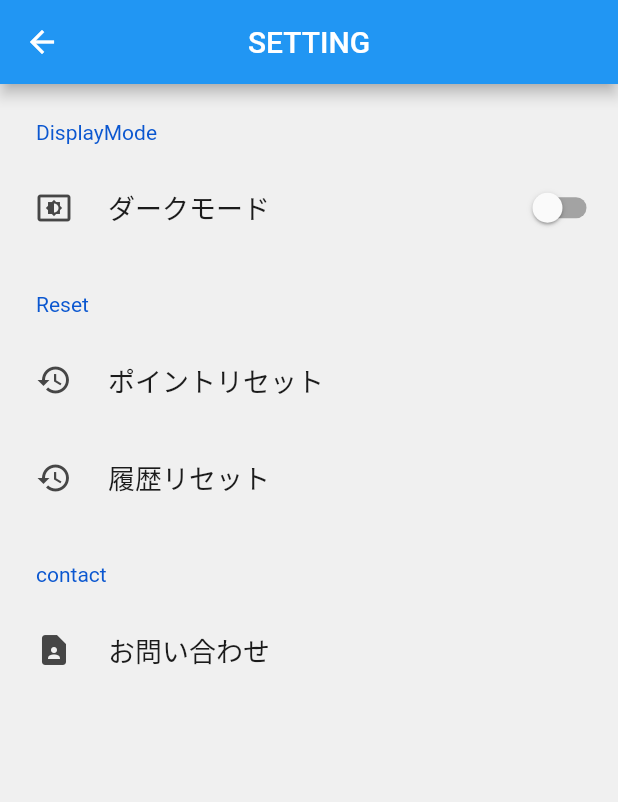
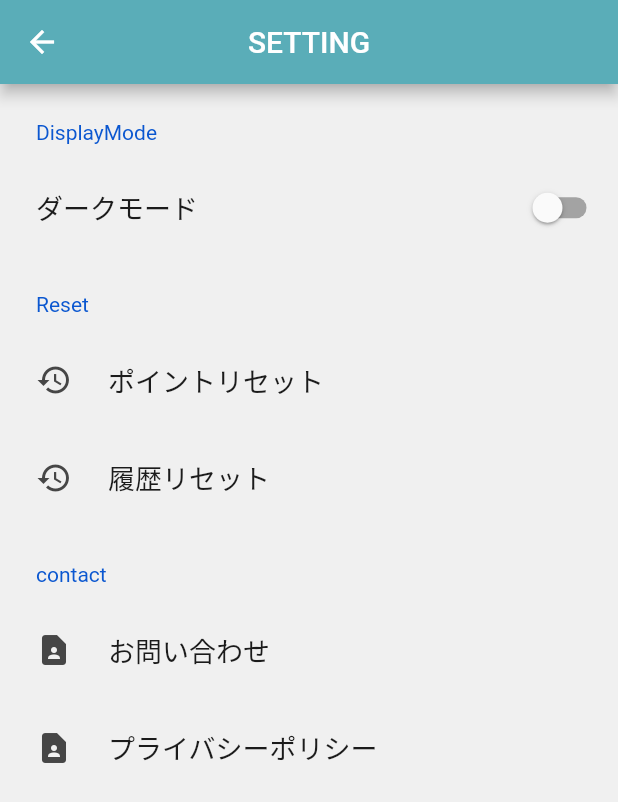
Before and after one commit to YM-0/TaskRewards, a Flutter app: the screen it shows after launch, after a tap on the "settings" icon, on a phone screen of 412 x 824 dp. Shown: the top 802 px of the screen. Run offline on Flutter 3.47's test engine with Material 2 defaults, Android fonts, the phone set to English and light mode, and no system bars; drawn by our look-alikes of settings_ui; our stand-ins replace flutter_colorpicker, fluttertoast, google_fonts, shared_preferences, sqflite and 2 more; missing offline and left inert: admob_flutter, dart:ffi; accounts and stored records are empty.

Commit message:
ダークモード実装

```diff
--- a/lib/main.dart
+++ b/lib/main.dart
@@ -1,25 +1,25 @@
 import 'package:flutter/material.dart';
+import 'package:management/services/admob.dart';
+import 'package:management/src/store/theme_store.dart';
 import 'package:management/src/view/history_page.dart';
 import 'package:management/src/view/home_page.dart';
 import 'package:management/src/view/reward/reward_page.dart';
 import 'package:management/src/view/task/task_page.dart';
 import 'package:management/src/model/database_helper.dart';
 import 'package:provider/provider.dart';
+import 'package:admob_flutter/admob_flutter.dart';
+import 'package:shared_preferences/shared_preferences.dart';
 
-void main() {
-  runApp(const MyApp());
-}
-
-// テーマ変更用の状態クラス
-class MyTheme extends ChangeNotifier {
-  ThemeData current = ThemeData.light();
-  bool _isDark = false;
-
-  toggle() {
-    _isDark = !_isDark;
-    current = _isDark ? ThemeData.dark() : ThemeData.light();
-    notifyListeners();
-  }
+Future<void> main() async {
+  WidgetsFlutterBinding.ensureInitialized();
+  SharedPreferences prefs = await SharedPreferences.getInstance();
+  Admob.initialize();
+  return runApp(ChangeNotifierProvider(
+    child: const MyApp(),
+    create: (context) => ThemeProvider(
+      isDarkMode: prefs.getBool("isDarkTheme") ?? false,
+    ),
+  ));
 }
 
 class MyApp extends StatelessWidget {
@@ -27,15 +27,13 @@ class MyApp extends StatelessWidget {
 
   @override
   Widget build(BuildContext context) {
-    return ChangeNotifierProvider(
-        create: (_) => MyTheme(),
-        child: Consumer<MyTheme>(builder: (context, theme, _) {
+    return Consumer<ThemeProvider>(builder: (context, themeProvider, child) {
       return MaterialApp(
         title: 'Point_System_Management',
-            theme: theme.current,
+        theme: themeProvider.getTheme,
         home: const Navigation(),
       );
-        }));
+    });
   }
 }
 
@@ -64,7 +62,19 @@ class _NavigationState extends State<Navigation> {
   Widget build(BuildContext context) {
     return Scaffold(
       body: SafeArea(child: pages[_currentIndex]),
-      bottomNavigationBar: NavigationBar(
+      bottomNavigationBar: Column(
+          mainAxisAlignment: MainAxisAlignment.end,
+          mainAxisSize: MainAxisSize.min,
+          children: [
+            AdmobBanner(
+              adUnitId: AdMobService().getBannerAdUnitId(),
+              adSize: AdmobBannerSize(
+                width: MediaQuery.of(context).size.width.toInt(),
+                height: AdMobService().getHeight(context).toInt(),
+                name: 'SMART_BANNER',
+              ),
+            ),
+            NavigationBar(
               selectedIndex: _currentIndex,
               onDestinationSelected: (index) => setState(() {
                 _currentIndex = index;
@@ -93,6 +103,7 @@ class _NavigationState extends State<Navigation> {
                 ),
               ],
             ),
+          ]),
     );
   }
 }
--- /dev/null
+++ b/lib/services/admob.dart
@@ -0,0 +1,24 @@
+import 'dart:io';
+import 'package:flutter/material.dart';
+
+class AdMobService {
+  String getBannerAdUnitId() {
+    // iOSとAndroidで広告ユニットIDを分岐させる
+    if (Platform.isAndroid) {
+      // Androidの広告ユニットID
+      return 'ca-app-pub-3940256099942544/6300978111';
+    } else if (Platform.isIOS) {
+      // iOSの広告ユニットID
+      return "";
+    }
+    return "";
+  }
+
+  // 表示するバナー広告の高さを計算
+  double getHeight(BuildContext context) {
+    final height = MediaQuery.of(context).size.height;
+    final percent = (height * 0.06).toDouble();
+
+    return percent;
+  }
+}
--- a/lib/src/store/point_store.dart
+++ b/lib/src/store/point_store.dart
@@ -36,14 +36,14 @@ class TotalPointStore {
     save();
   }
 
-  // TotalPointを保存する
+  // TotalPointを保存
   void save() async {
     var prefs = await SharedPreferences.getInstance();
     var saveTargetInt = totalPoint;
     prefs.setInt(_saveKey, saveTargetInt);
   }
 
-  // TotalPointを読み込みする
+  // TotalPointを読み込み
   void load() async {
     var prefs = await SharedPreferences.getInstance();
     var loadTargetInt = prefs.getInt(_saveKey) ?? 0;
--- /dev/null
+++ b/lib/src/store/setting_store.dart
@@ -0,0 +1,37 @@
+import 'dart:ffi';
+
+import 'package:flutter/material.dart';
+import 'package:shared_preferences/shared_preferences.dart';
+
+class SettingStore {
+  // 保存時のキー
+  final String _saveKey = "Setting";
+
+  // Switchバー
+  bool toggle = false;
+
+  // ストアのインスタンス
+  static final SettingStore _instance = SettingStore._internal();
+
+  // プライベートのコンストラクタ
+  SettingStore._internal();
+
+  // ファクトリーコンストラクタ
+  factory SettingStore() {
+    return _instance;
+  }
+
+  void changeToggle() {
+    if (toggle) {
+      toggle = false;
+    } else {
+      toggle = true;
+    }
+  }
+
+  // 画面モードフラグを読み込み
+  Future<void> load() async {
+    SharedPreferences prefs = await SharedPreferences.getInstance();
+    toggle = prefs.getBool("isDarkTheme") ?? false;
+  }
+}
--- /dev/null
+++ b/lib/src/store/theme_store.dart
@@ -0,0 +1,30 @@
+import 'package:flutter/material.dart';
+import 'package:shared_preferences/shared_preferences.dart';
+
+class ThemeProvider extends ChangeNotifier {
+  late ThemeData _selectedTheme;
+
+  ThemeData light = ThemeData.light().copyWith(
+      colorScheme:
+          const ColorScheme.light(primary: Color.fromARGB(255, 90, 173, 184)));
+
+  ThemeData dark = ThemeData.dark().copyWith(primaryColor: Colors.black);
+
+  ThemeProvider({required bool isDarkMode}) {
+    _selectedTheme = isDarkMode ? dark : light;
+  }
+
+  Future<void> swapTheme() async {
+    SharedPreferences prefs = await SharedPreferences.getInstance();
+    if (_selectedTheme == dark) {
+      _selectedTheme = light;
+      prefs.setBool("isDarkTheme", false);
+    } else {
+      _selectedTheme = dark;
+      prefs.setBool("isDarkTheme", true);
+    }
+    notifyListeners();
+  }
+
+  ThemeData get getTheme => _selectedTheme;
+}
--- a/lib/src/view/reward/reward_input_page.dart
+++ b/lib/src/view/reward/reward_input_page.dart
@@ -92,7 +92,7 @@ class _RewardInputPageState extends State<RewardInputPage> {
   Widget build(BuildContext context) {
     return Scaffold(
       appBar: AppBar(
-        // アプリケーションバーに表示するタイトル
+        centerTitle: true,
         title: Text(_isCreateTask ? 'REWARD追加' : 'REWARD更新'),
       ),
       body: SingleChildScrollView(
--- a/lib/src/view/reward/reward_page.dart
+++ b/lib/src/view/reward/reward_page.dart
@@ -218,6 +218,7 @@ class _RewardPageState extends State<RewardPage> {
   Widget build(BuildContext context) {
     return Scaffold(
       appBar: AppBar(
+        centerTitle: true,
         title: const Text("REWARD"),
       ),
       // リスト一覧表示(並び替え可能にするためReorderableListView使用)
--- a/lib/src/view/setting/setting_page.dart
+++ b/lib/src/view/setting/setting_page.dart
@@ -1,5 +1,8 @@
 import 'package:flutter/material.dart';
+import 'package:management/src/store/setting_store.dart';
+import 'package:management/src/store/theme_store.dart';
 import 'package:management/src/view/setting/contact_form.dart';
+import 'package:management/src/view/setting/privacy_policy.dart';
 import 'package:settings_ui/settings_ui.dart';
 import 'package:management/src/store/history_store.dart';
 import 'package:management/src/store/point_store.dart';
@@ -18,6 +21,22 @@ class _SettingPageState extends State<SettingPage> {
   // ストアクラス
   final HistoryStore _historyStore = HistoryStore();
   final TotalPointStore _pointStore = TotalPointStore();
+  final SettingStore _settingStore = SettingStore();
+
+  @override
+  void initState() {
+    super.initState();
+
+    Future(
+      () async {
+        // ストアからTaskリストデータをロードし、画面を更新する
+        await _settingStore.load();
+        if (mounted) {
+          setState(() {});
+        }
+      },
+    );
+  }
 
   // リセット用ダイアログ
   _resetDialog(check) {
@@ -80,10 +99,14 @@ class _SettingPageState extends State<SettingPage> {
             tiles: [
               SettingsTile.switchTile(
                 title: const Text("ダークモード"),
-                leading: const Icon(Icons.settings_display),
-                initialValue: false,
+                initialValue: _settingStore.toggle,
                 onToggle: (value) {
-                  Provider.of<MyTheme>(context, listen: false).toggle();
+                  ThemeProvider themeProvider =
+                      Provider.of<ThemeProvider>(context, listen: false);
+                  setState(() {
+                    themeProvider.swapTheme();
+                    _settingStore.changeToggle();
+                  });
                 },
               )
             ],
@@ -119,7 +142,17 @@ class _SettingPageState extends State<SettingPage> {
                     return const ContactForm();
                   }));
                 },
-              )
+              ),
+              SettingsTile(
+                title: const Text("プライバシーポリシー"),
+                leading: const Icon(Icons.contact_page),
+                onPressed: (context) {
+                  Navigator.of(context)
+                      .push(MaterialPageRoute(builder: (context) {
+                    return const PrivacyPolicy();
+                  }));
+                },
+              ),
             ],
           )
         ],
--- a/lib/src/view/task/task_input_page.dart
+++ b/lib/src/view/task/task_input_page.dart
@@ -92,7 +92,7 @@ class _TaskInputPageState extends State<TaskInputPage> {
   Widget build(BuildContext context) {
     return Scaffold(
       appBar: AppBar(
-        // アプリケーションバーに表示するタイトル
+        centerTitle: true,
         title: Text(_isCreateTask ? 'Task追加' : 'Task更新'),
       ),
       body: SingleChildScrollView(
--- a/lib/src/view/task/task_page.dart
+++ b/lib/src/view/task/task_page.dart
@@ -213,6 +213,7 @@ class _TaskPageState extends State<TaskPage> {
   Widget build(BuildContext context) {
     return Scaffold(
       appBar: AppBar(
+        centerTitle: true,
         title: const Text("TASK"),
       ),
       // リスト一覧表示(並び替え可能にするためReorderableListView使用)
```
Also changed, not shown: lib/src/view/history_page.dart (+4 -7 lines), lib/src/view/setting/privacy_policy.dart (+112 -0 lines), pubspec.yaml (+6 -2 lines), pubspec.lock, 2 other files. Lines whose indentation alone changed are shown as unchanged.
